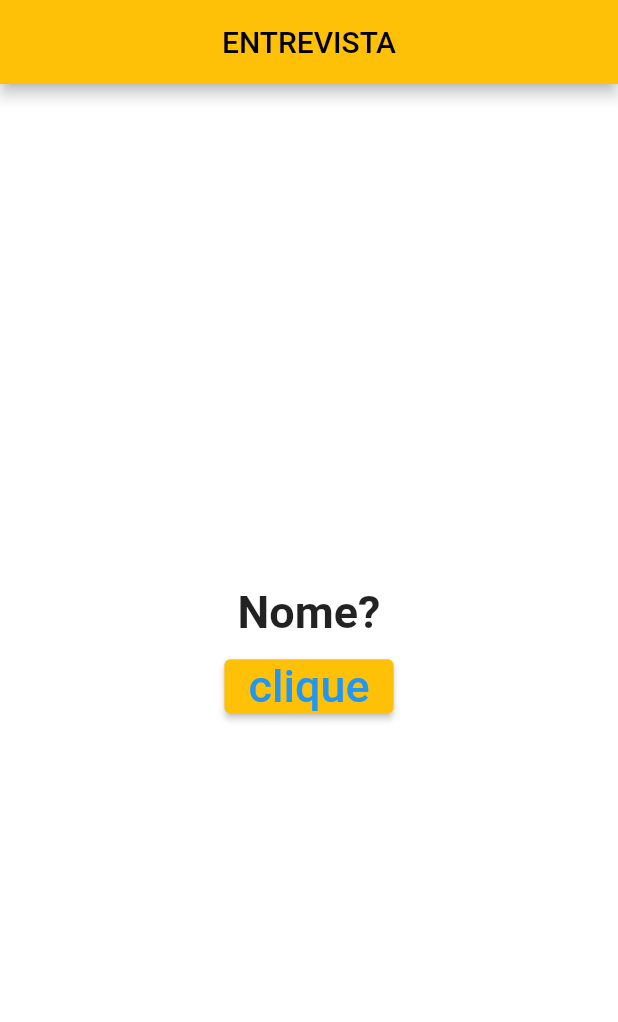
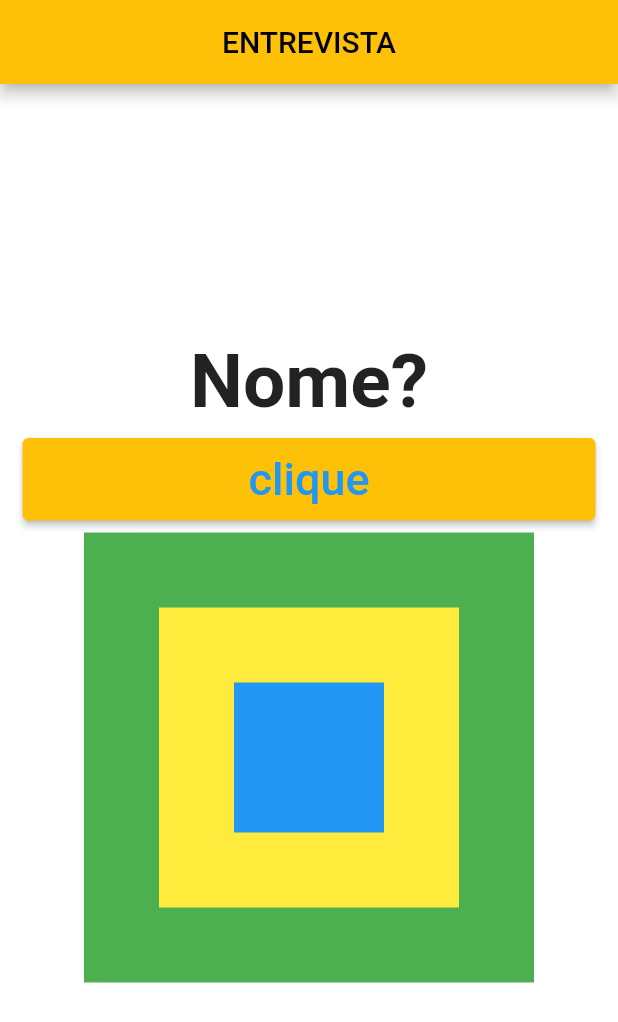
Before and after one commit to eudesadvento/aulas-flutter, a Flutter app: the screen it shows after launch, on a phone screen of 412 x 824 dp. Shown: the top 1022 px of the screen. Run offline on Flutter 3.47's test engine with Material 2 defaults, Android fonts, the phone set to English and light mode, and no system bars.

Commit message:
criando o app

```diff
--- a/aula/lib/main.dart
+++ b/aula/lib/main.dart
@@ -1,4 +1,5 @@
 import 'package:flutter/material.dart';
+import './questão.dart';
 
 void main() {
   runApp(Eudes());
@@ -36,23 +37,49 @@ class Eudeslima extends State<Eudes> {
           title: Center(child: const Text('ENTREVISTA')),
         ),
         body: Center(
-          child: Column(
-            mainAxisAlignment: MainAxisAlignment.center,
-            children: [
-              Text(
+          child: Column(mainAxisAlignment: MainAxisAlignment.center, children: [
+            Questoes(
               perguntas[indice],
-                style: TextStyle(fontSize: 30, fontWeight: FontWeight.bold),
             ),
             Padding(
               padding: const EdgeInsets.all(8.0),
               child: ElevatedButton(
                 onPressed: listagem,
-                  child: const Text('clique',style: TextStyle(fontSize: 30),),
-                  style: ButtonStyle  (foregroundColor:MaterialStateProperty.all(Colors.blue)),
+                child: Container(
+                    width: 330,
+                    margin: EdgeInsets.all(10),
+                    child: Center(
+                        child: Text(
+                      'clique',
+                      style: TextStyle(fontSize: 30),
+                    ))),
+                style: ButtonStyle(
+                    foregroundColor: MaterialStateProperty.all(Colors.blue)),
+              ),
+            ),
+            Center(
+              child: Stack( alignment:Alignment.center ,
+                children: [
+                  Container(
+                    width: 300,
+                    height: 300,
+                    color: Colors.green,
+                  ),
+                  Container(
+                    width: 200,
+                    height: 200,
+                    color: Colors.yellow,
+                  ),
+                  Container(
+
+                    width: 100,
+                    height: 100,
+                    color: Colors.blue,
+                  ),
+                ],
               ),
             )
-            ],
-          ),
+          ]),
         ),
       ),
     );
--- /dev/null
+++ b/aula/lib/questão.dart
@@ -0,0 +1,15 @@
+import 'package:flutter/material.dart';
+
+class Questoes extends StatelessWidget {
+  final String texto;
+
+   Questoes(this.texto);
+
+  @override
+  Widget build(BuildContext context) {
+    return Text(texto
+      ,
+      style: TextStyle(fontSize: 50, fontWeight: FontWeight.bold),
+    );
+  }
+}
```
Lines whose indentation alone changed are shown as unchanged.
